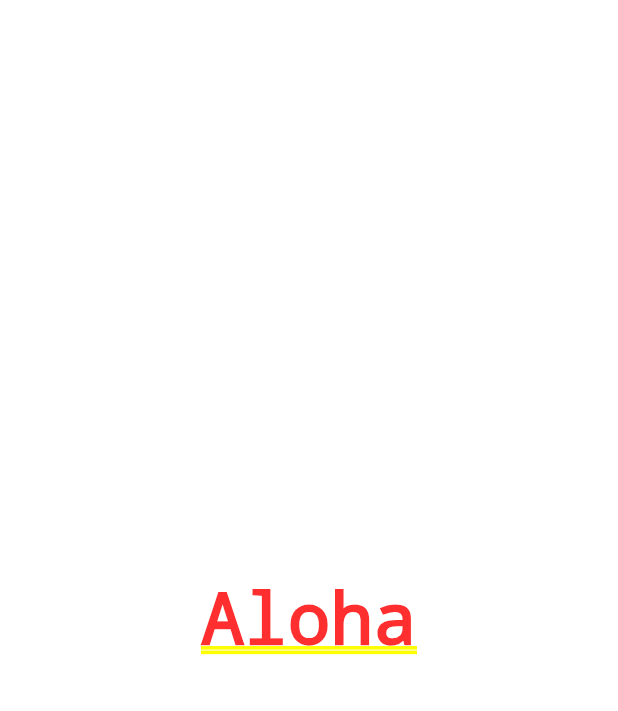
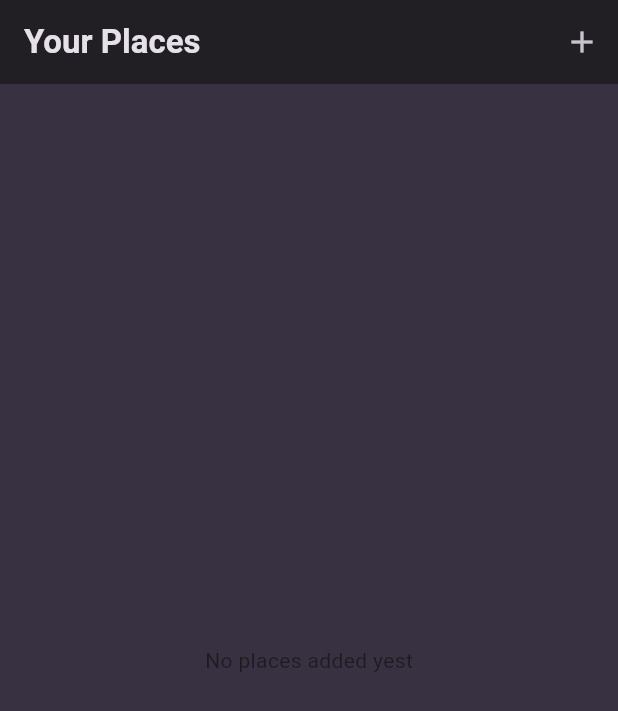
Before and after one commit to kraevskiy/flutter_favorite_place, a Flutter app: the screen it shows after launch, on a phone screen of 412 x 824 dp. Shown: the top 711 px of the screen. Run offline on Flutter 3.47's test engine with Material 3 defaults, Android fonts, the phone set to English and light mode, and no system bars; our stand-ins replace google_fonts.

Commit message:
add simple widgets/screen places

```diff
--- a/lib/main.dart
+++ b/lib/main.dart
@@ -1,4 +1,5 @@
 import 'package:flutter/material.dart';
+import 'package:flutter_favorite_place_app/screens/places.dart';
 
 import 'package:google_fonts/google_fonts.dart';
 
@@ -12,6 +13,9 @@
   useMaterial3: true,
   colorScheme: colorScheme,
   scaffoldBackgroundColor: colorScheme.surface,
+  appBarTheme: AppBarTheme(
+    backgroundColor: colorScheme.surfaceContainer
+  ),
   textTheme: GoogleFonts.ubuntuCondensedTextTheme().copyWith(
     titleSmall: GoogleFonts.ubuntuCondensed(
       fontWeight: FontWeight.bold,
@@ -37,9 +41,7 @@
     return MaterialApp(
       title: 'Favorite Places',
       theme: theme,
-      home: const Center(
-        child: Text('Aloha'),
-      ),
+      home: const PlacesScreen(),
     );
   }
 }
--- /dev/null
+++ b/lib/screens/places.dart
@@ -0,0 +1,25 @@
+import 'package:flutter/material.dart';
+
+import 'package:flutter_favorite_place_app/widgets/places_list.dart';
+
+class PlacesScreen extends StatelessWidget {
+  const PlacesScreen({super.key});
+
+  @override
+  Widget build(BuildContext context) {
+    return Scaffold(
+      appBar: AppBar(
+        title: const Text('Your Places'),
+        actions: [
+          IconButton(
+            onPressed: () {},
+            icon: const Icon(Icons.add),
+          ),
+        ],
+      ),
+      body: PlacesList(
+        places: [],
+      ),
+    );
+  }
+}
--- a/lib/screens/places_list.dart
+++ /dev/null
@@ -1 +0,0 @@
-// class PlacesListScreen extends {}
--- /dev/null
+++ b/lib/widgets/places_list.dart
@@ -0,0 +1,30 @@
+import 'package:flutter/material.dart';
+
+import 'package:flutter_favorite_place_app/models/place.dart';
+
+class PlacesList extends StatelessWidget {
+  const PlacesList({super.key, required this.places});
+
+  final List<PlaceModel> places;
+
+  @override
+  Widget build(BuildContext context) {
+    if (places.isEmpty) {
+      return const Center(
+        child: Text('No places added yest'),
+      );
+    }
+
+    return ListView.builder(
+      itemCount: places.length,
+      itemBuilder: (ctx, index) => ListTile(
+        title: Text(
+          places[index].title,
+          style: Theme.of(context).textTheme.titleMedium!.copyWith(
+                color: Theme.of(context).colorScheme.onSurface,
+              ),
+        ),
+      ),
+    );
+  }
+}
```
